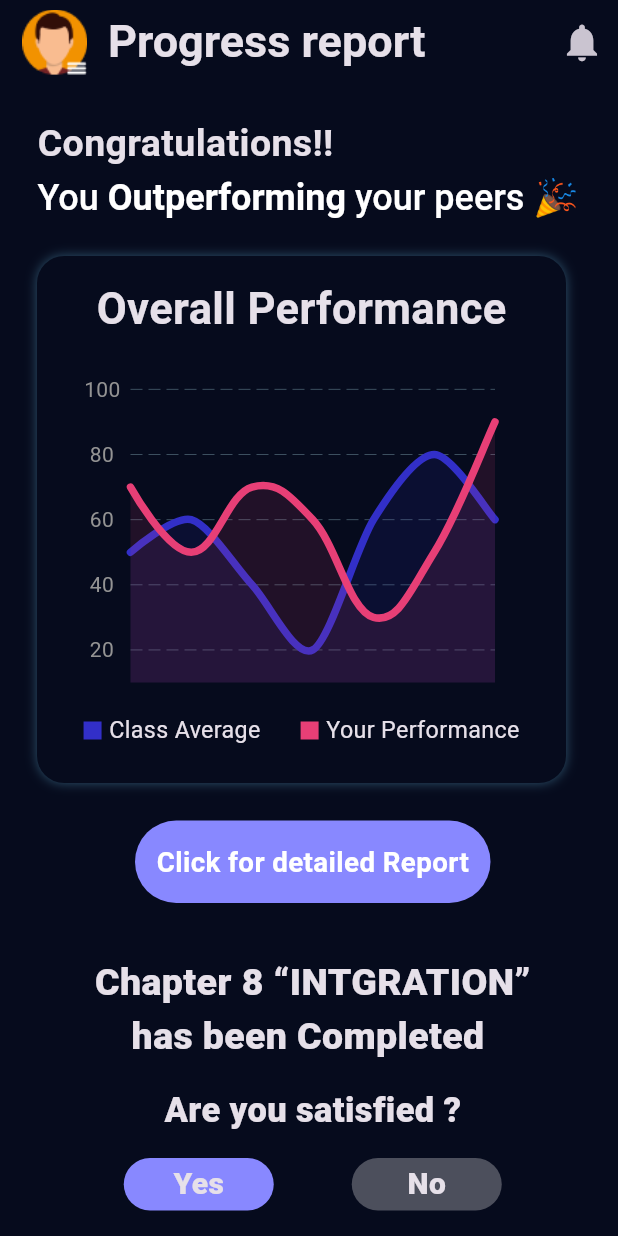
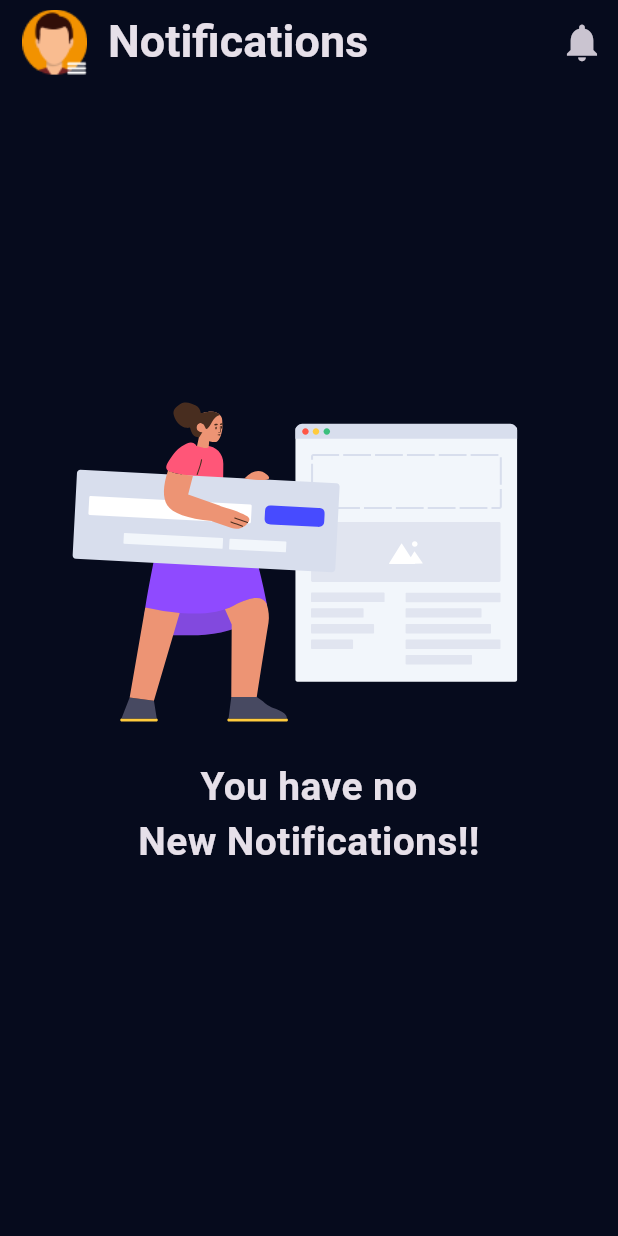
Before and after one commit to SohamXdas/School_ERP_Portal, a Flutter app: the screen it shows after launch, after a tap on the "notifications" icon, on a phone screen of 412 x 824 dp. Run offline on Flutter 3.47's test engine with Material 3 defaults, Android fonts, the phone set to English and light mode, and no system bars; drawn by our look-alikes of fl_chart; our stand-ins replace flutter_svg, smooth_page_indicator.

Commit message:
~added notification page | Started limitted access page | fixed the appbar troubleshoot navigation bug

```diff
--- a/lib/Home page/home_page.dart
+++ b/lib/Home page/home_page.dart
@@ -1,10 +1,12 @@
+// ignore_for_file: avoid_unnecessary_containers
+
 import 'package:flutter/material.dart';
 import 'package:student/Global_widgets/buttons.dart';
 import 'package:student/Preformance_report_page/detailed_performance_report_page.dart';
 import 'package:student/appbar_global/drawer.dart';
-import 'package:student/appbar_global/appbar.dart';
 import 'package:student/Global_widgets/graphs/performance_graphs.dart';
 import 'package:student/Global_widgets/graphs/syllabus_graph.dart';
+import 'package:student/notification_page/notification_page.dart';
 
 class Homepage extends StatelessWidget {
   const Homepage({super.key});
@@ -14,9 +16,50 @@ class Homepage extends StatelessWidget {
     return Scaffold(
       backgroundColor: const Color.fromRGBO(6, 11, 29, 1),
       endDrawer: drawer(),
-      appBar: appbar(),
+      appBar: AppBar(
+        forceMaterialTransparency: true,
+        elevation: 0,
+        title: const Text(
+          'Home Page',
+          style: TextStyle(fontSize: 30, fontWeight: FontWeight.w600),
+        ),
+        actions: [
+          IconButton(
+            onPressed: () {
+              Navigator.of(context).push(
+                MaterialPageRoute(
+                  builder: (context) {
+                    return const NotificationPage();
+                  },
+                ),
+              );
+            },
+            icon: const Icon(
+              Icons.notifications,
+              size: 30,
+            ),
+          ),
+        ],
+        leading: Builder(
+          builder: (BuildContext context) {
+            return Padding(
+              padding: const EdgeInsets.only(left: 25, right: 8, top: 3),
+              child: IconButton(
+                icon: Transform.scale(
+                  scale: 6.2,
+                  child: Image.asset(
+                    'assets/images/icons/Drawer_icon.png',
+                  ),
+                ),
+                onPressed: () {
+                  Scaffold.of(context).openEndDrawer();
+                },
+              ),
+            );
+          },
+        ),
+      ),
       body: ListView(
-        // this is the entire page's(used foor scrolling)
         children: [
           Padding(
             padding: const EdgeInsets.only(left: 25, right: 20, top: 22),
@@ -229,6 +272,8 @@ class Homepage extends StatelessWidget {
                       Padding(
                         padding: const EdgeInsets.only(right: 26),
                         child: InkWell(
+                          splashColor: const Color.fromRGBO(136, 136, 255, 0.8),
+                          borderRadius: BorderRadius.circular(8),
                           onTap: () {
                             //TODO add footer widget
                           },
@@ -241,6 +286,8 @@ class Homepage extends StatelessWidget {
                       Padding(
                         padding: const EdgeInsets.only(left: 26),
                         child: InkWell(
+                          splashColor: const Color.fromRGBO(76, 79, 92, 1),
+                          borderRadius: BorderRadius.circular(8),
                           onTap: () {
                             //TODO add footer widget
                           },
--- a/lib/Specific_subject_pages/maths_detailed_marks_page.dart
+++ b/lib/Specific_subject_pages/maths_detailed_marks_page.dart
@@ -1,6 +1,5 @@
 import 'package:flutter/material.dart';
 import 'package:flutter_svg/flutter_svg.dart';
-import 'package:student/appbar_global/appbar.dart';
 import 'package:student/appbar_global/drawer.dart';
 import 'package:student/Global_widgets/graphs/performance_graphs.dart';
 
--- a/lib/appbar_global/appbar.dart
+++ b/lib/appbar_global/appbar.dart
@@ -1,48 +1,4 @@
 import 'package:flutter/material.dart';
-
-class appbar_1 extends StatelessWidget {
-  const appbar_1({super.key});
-
-  @override
-  Widget build(BuildContext context) {
-    return AppBar(
-      elevation: 0,
-      title: const Text(
-        'Progress report',
-        style: TextStyle(fontSize: 30, fontWeight: FontWeight.w600),
-      ),
-      actions: [
-        IconButton(
-          onPressed: () {
-            // TODO: Go to notification page
-          },
-          icon: const Icon(
-            Icons.notifications,
-            size: 30,
-          ),
-        ),
-      ],
-      leading: Builder(
-        builder: (BuildContext context) {
-          return Padding(
-            padding: const EdgeInsets.only(left: 25, right: 8, top: 3),
-            child: IconButton(
-              icon: Transform.scale(
-                scale: 6.2,
-                child: Image.asset(
-                  'assets/images/icons/Drawer_icon.png',
-                ),
-              ),
-              onPressed: () {
-                Scaffold.of(context).openEndDrawer();
-              },
-            ),
-          );
-        },
-      ),
-    );
-  }
-}
 
 AppBar appbar() {
   return AppBar(
@@ -50,7 +6,7 @@ AppBar appbar() {
     forceMaterialTransparency: true,
     elevation: 0,
     title: const Text(
-      'Progress report',
+      'Home Page',
       style: TextStyle(fontSize: 30, fontWeight: FontWeight.w600),
     ),
     actions: [
--- a/lib/appbar_global/drawer.dart
+++ b/lib/appbar_global/drawer.dart
@@ -1,19 +1,24 @@
 import 'package:flutter/material.dart';
 import 'package:student/appbar_global/drawer_list.dart';
 import 'package:student/appbar_global/header_drawer.dart';
+import 'package:student/limitted_access/limitted_access_page.dart';
 
-Drawer drawer() {
+class drawer extends StatelessWidget {
+  const drawer({super.key});
+
+  @override
+  Widget build(BuildContext context) {
     return Drawer(
       backgroundColor: const Color.fromRGBO(1, 1, 20, 1),
       child: Padding(
         padding: const EdgeInsets.only(left: 20),
         child: Column(
           children: [
-          Flexible(
+            const Flexible(
               flex: 2,
               child: drawerheading(),
             ),
-          Expanded(
+            const Expanded(
               flex: 5,
               child: DrawerList(),
             ),
@@ -25,7 +30,14 @@ Drawer drawer() {
                   padding: const EdgeInsets.only(top: 30),
                   child: IconButton(
                     onPressed: () {
-                    // TODO: Go to trouble shoot page
+                      //!
+                      Navigator.of(context).push(
+                        MaterialPageRoute(
+                          builder: (context) {
+                            return const LimitedAccessPage();
+                          },
+                        ),
+                      );
                     },
                     splashRadius: 150,
                     splashColor: const Color.fromRGBO(105, 86, 229, 0.1),
@@ -45,3 +57,4 @@ Drawer drawer() {
       ),
     );
   }
+}
--- a/lib/appbar_global/header_drawer.dart
+++ b/lib/appbar_global/header_drawer.dart
@@ -1,6 +1,10 @@
 import 'package:flutter/material.dart';
 
-Container drawerheading() {
+class drawerheading extends StatelessWidget {
+  const drawerheading({super.key});
+
+  @override
+  Widget build(BuildContext context) {
     return Container(
       color: const Color.fromRGBO(6, 11, 29, 1),
       padding: const EdgeInsets.only(top: 65, bottom: 35, left: 20),
@@ -27,3 +31,4 @@ Container drawerheading() {
       ),
     );
   }
+}
--- a/lib/attendence_page/attendence_page.dart
+++ b/lib/attendence_page/attendence_page.dart
@@ -1,7 +1,6 @@
 import 'package:flutter/material.dart';
 import 'package:student/Global_widgets/buttons.dart';
 import 'package:student/Global_widgets/graphs/attencence_graph.dart';
-import 'package:student/appbar_global/appbar.dart';
 import 'package:student/appbar_global/drawer.dart';
 
 class AttendencePage extends StatelessWidget {
--- a/lib/carrier_counsilling_page/carrier_counsilling_page.dart
+++ b/lib/carrier_counsilling_page/carrier_counsilling_page.dart
@@ -1,7 +1,6 @@
 import 'package:flutter/material.dart';
 import 'package:smooth_page_indicator/smooth_page_indicator.dart';
 import 'package:student/Global_widgets/buttons.dart';
-import 'package:student/Global_widgets/graphs/performance_graphs.dart';
 import 'package:student/appbar_global/drawer.dart';
 import 'package:student/carrier_counsilling_page/Star_mentor_cards_pages/mentor_1.dart';
 import 'package:student/carrier_counsilling_page/Star_mentor_cards_pages/mentor_2.dart';
--- /dev/null
+++ b/lib/notification_page/notification_page.dart
@@ -0,0 +1,73 @@
+import 'package:flutter/material.dart';
+import 'package:flutter_svg/flutter_svg.dart';
+import 'package:student/appbar_global/drawer.dart';
+
+//! TODO add this page navigation to all the appbars (Fuckinggg hellll!!)
+class NotificationPage extends StatelessWidget {
+  const NotificationPage({super.key});
+
+  @override
+  Widget build(BuildContext context) {
+    return Scaffold(
+      backgroundColor: const Color.fromRGBO(6, 11, 29, 1),
+      endDrawer: drawer(),
+      appBar: AppBar(
+        forceMaterialTransparency: true,
+        elevation: 0,
+        title: const Text(
+          'Notifications',
+          style: TextStyle(fontSize: 30, fontWeight: FontWeight.w600),
+        ),
+        actions: [
+          IconButton(
+            onPressed: () {
+              // TODO: Go to notification page
+            },
+            icon: const Icon(
+              Icons.notifications,
+              size: 30,
+            ),
+          ),
+        ],
+        leading: Builder(
+          builder: (BuildContext context) {
+            return Padding(
+              padding: const EdgeInsets.only(left: 25, right: 8, top: 3),
+              child: IconButton(
+                icon: Transform.scale(
+                  scale: 6.2,
+                  child: Image.asset(
+                    'assets/images/icons/Drawer_icon.png',
+                  ),
+                ),
+                onPressed: () {
+                  Scaffold.of(context).openEndDrawer();
+                },
+              ),
+            );
+          },
+        ),
+      ),
+      body: ListView(
+        children: [
+          const SizedBox(
+            height: 180,
+          ),
+          SizedBox(
+            height: 270,
+            width: 200,
+            child: SvgPicture.asset('assets/images/icons/no_notifications.svg'),
+          ),
+          const Text(
+            'You have no\nNew Notifications!!',
+            textAlign: TextAlign.center,
+            style: TextStyle(
+              fontSize: 26,
+              fontWeight: FontWeight.w700,
+            ),
+          ),
+        ],
+      ),
+    );
+  }
+}
--- a/pubspec.yaml
+++ b/pubspec.yaml
@@ -85,6 +85,7 @@ flutter:
     - assets/images/icons/councl_5.png
     - assets/images/icons/marks_rpt.svg
     - assets/images/icons/time_table.svg
+    - assets/images/icons/no_notifications.svg
 
   # An image asset can refer to one or more resolution-specific "variants", see
   # https://flutter.dev/assets-and-images/#resolution-aware
```
Also changed, not shown: lib/appbar_global/drawer_list.dart (+10 -3 lines), lib/limitted_access/limitted_access_page.dart (added, +52 -0 lines), assets/images/icons/no_notifications.svg (added), assets/images/icons/oops.svg (added). Lines whose indentation alone changed are shown as unchanged.
